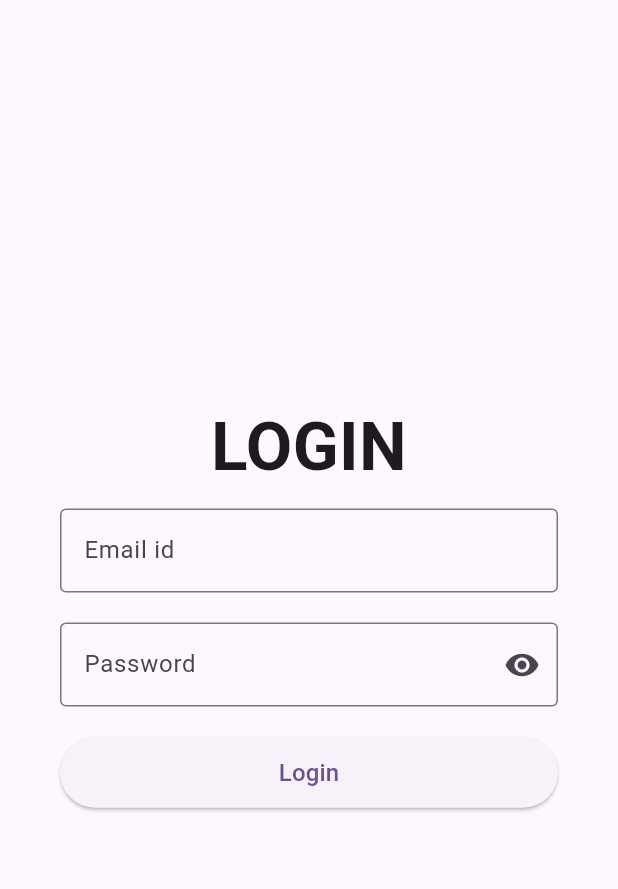
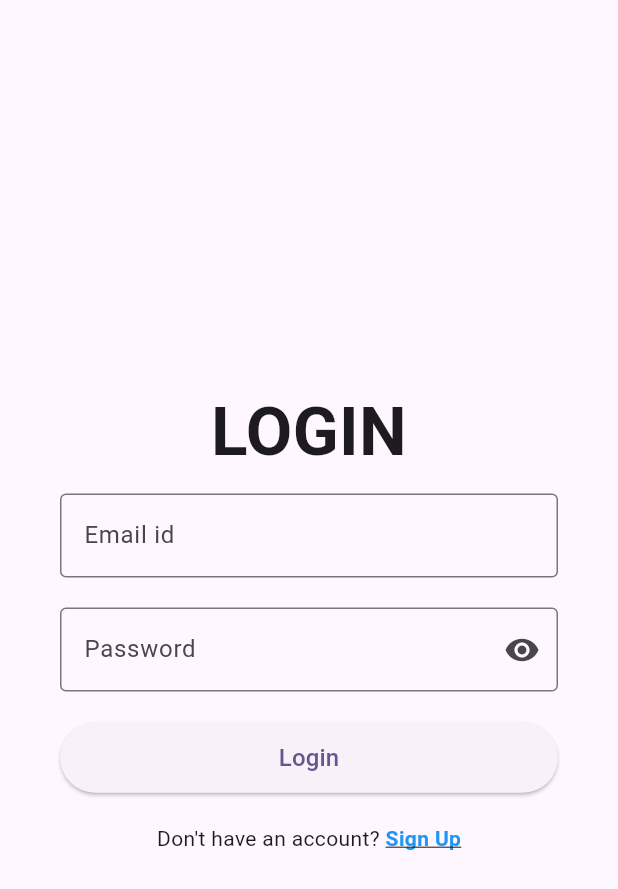
Before and after one commit to Akshay-C-A/GoodWillShare, a Flutter app: the screen it shows after launch, on a phone screen of 412 x 824 dp. Shown: the top 889 px of the screen. Run offline on Flutter 3.47's test engine with Material 3 defaults, Android fonts, the phone set to English and light mode, and no system bars; our stand-ins replace cloud_firestore, firebase_auth, firebase_core; accounts and stored records are empty.

Commit message:
completed login page

```diff
--- a/goodwillshare/lib/auth/login.dart
+++ b/goodwillshare/lib/auth/login.dart
@@ -1,6 +1,7 @@
 import 'package:flutter/material.dart';
 import 'package:firebase_auth/firebase_auth.dart';
 import 'package:goodwillshare/donor/donordashboard.dart';
+import 'package:goodwillshare/signUp/signup-page.dart';
 
 class LoginPage extends StatefulWidget {
   @override
@@ -18,7 +19,6 @@ class _LoginPageState extends State<LoginPage> {
   void _navigateToHome(BuildContext context) {
     final user = FirebaseAuth.instance.currentUser;
     if (user != null) {
-      // Replace HomePage() with your actual home page widget
       Navigator.pushReplacement(
         context,
         MaterialPageRoute(builder: (context) => DonorDashboard()),
@@ -173,6 +173,33 @@ class _LoginPageState extends State<LoginPage> {
                     ),
                   ),
                 SizedBox(height: 20.0),
+                Row(
+                  mainAxisAlignment: MainAxisAlignment.center,
+                  children: [
+                    Text(
+                      "Don't have an account? ",
+                      style: TextStyle(fontSize: 14),
+                    ),
+                    GestureDetector(
+                      onTap: () {
+                        // Replace SignUpPage() with your actual sign up page widget
+                        Navigator.push(
+                          context,
+                          MaterialPageRoute(builder: (context) => SignUpPage()),
+                        );
+                      },
+                      child: Text(
+                        "Sign Up",
+                        style: TextStyle(
+                          fontSize: 14,
+                          color: Colors.blue,
+                          fontWeight: FontWeight.bold,
+                          decoration: TextDecoration.underline,
+                        ),
+                      ),
+                    ),
+                  ],
+                ),
               ],
             ),
           ),
```
